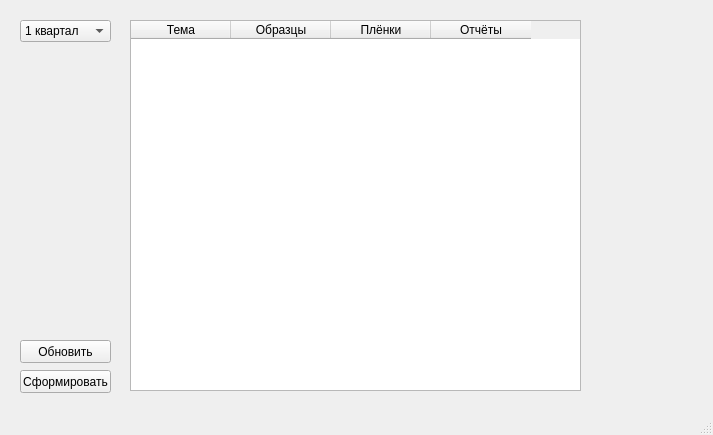
Above: main_window.ui from ivanzuev78/Otchet before the change. Below: the same form after it.
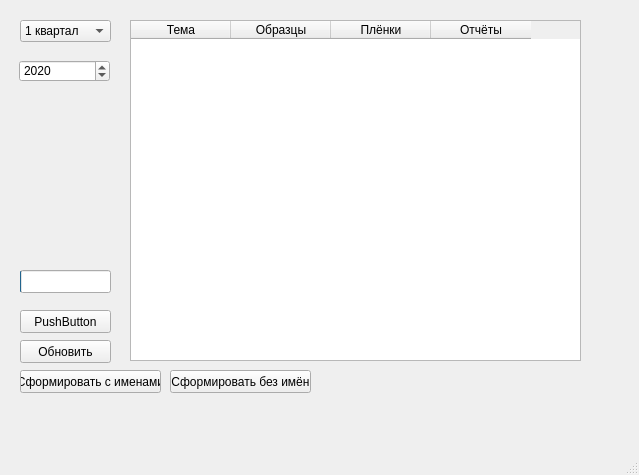
That is the form after the change.

Commit message: commit 3 Первая пробная версия.

The edit to the form file:
```diff
--- a/main_window.ui
+++ b/main_window.ui
@@ -6,8 +6,8 @@
    <rect>
     <x>0</x>
     <y>0</y>
-    <width>713</width>
-    <height>435</height>
+    <width>639</width>
+    <height>475</height>
    </rect>
   </property>
   <property name="windowTitle">
@@ -50,7 +50,7 @@
       <x>130</x>
       <y>20</y>
       <width>451</width>
-      <height>371</height>
+      <height>341</height>
      </rect>
     </property>
     <column>
@@ -92,12 +92,93 @@
      <rect>
       <x>20</x>
       <y>370</y>
+      <width>141</width>
+      <height>23</height>
+     </rect>
+    </property>
+    <property name="text">
+     <string>Сформировать с именами</string>
+    </property>
+   </widget>
+   <widget class="QDateEdit" name="year">
+    <property name="geometry">
+     <rect>
+      <x>19</x>
+      <y>60</y>
       <width>91</width>
+      <height>22</height>
+     </rect>
+    </property>
+    <property name="dateTime">
+     <datetime>
+      <hour>0</hour>
+      <minute>0</minute>
+      <second>0</second>
+      <year>2020</year>
+      <month>1</month>
+      <day>1</day>
+     </datetime>
+    </property>
+    <property name="displayFormat">
+     <string>yyyy</string>
+    </property>
+   </widget>
+   <widget class="QPushButton" name="try_bot">
+    <property name="geometry">
+     <rect>
+      <x>20</x>
+      <y>310</y>
+      <width>91</width>
       <height>23</height>
      </rect>
     </property>
     <property name="text">
-     <string>Сформировать</string>
+     <string>PushButton</string>
+    </property>
+   </widget>
+   <widget class="QProgressBar" name="progressBar">
+    <property name="geometry">
+     <rect>
+      <x>20</x>
+      <y>270</y>
+      <width>91</width>
+      <height>23</height>
+     </rect>
+    </property>
+    <property name="value">
+     <number>2</number>
+    </property>
+    <property name="textVisible">
+     <bool>false</bool>
+    </property>
+    <property name="orientation">
+     <enum>Qt::Horizontal</enum>
+    </property>
+   </widget>
+   <widget class="QLabel" name="current_action">
+    <property name="geometry">
+     <rect>
+      <x>20</x>
+      <y>410</y>
+      <width>221</width>
+      <height>21</height>
+     </rect>
+    </property>
+    <property name="text">
+     <string/>
+    </property>
+   </widget>
+   <widget class="QPushButton" name="make_xl_bot_2">
+    <property name="geometry">
+     <rect>
+      <x>170</x>
+      <y>370</y>
+      <width>141</width>
+      <height>23</height>
+     </rect>
+    </property>
+    <property name="text">
+     <string>Сформировать без имён</string>
     </property>
    </widget>
   </widget>
```
Left out of the diff: 4 changed lines with no effect on the pictures. The commit also changes 2 other files.
